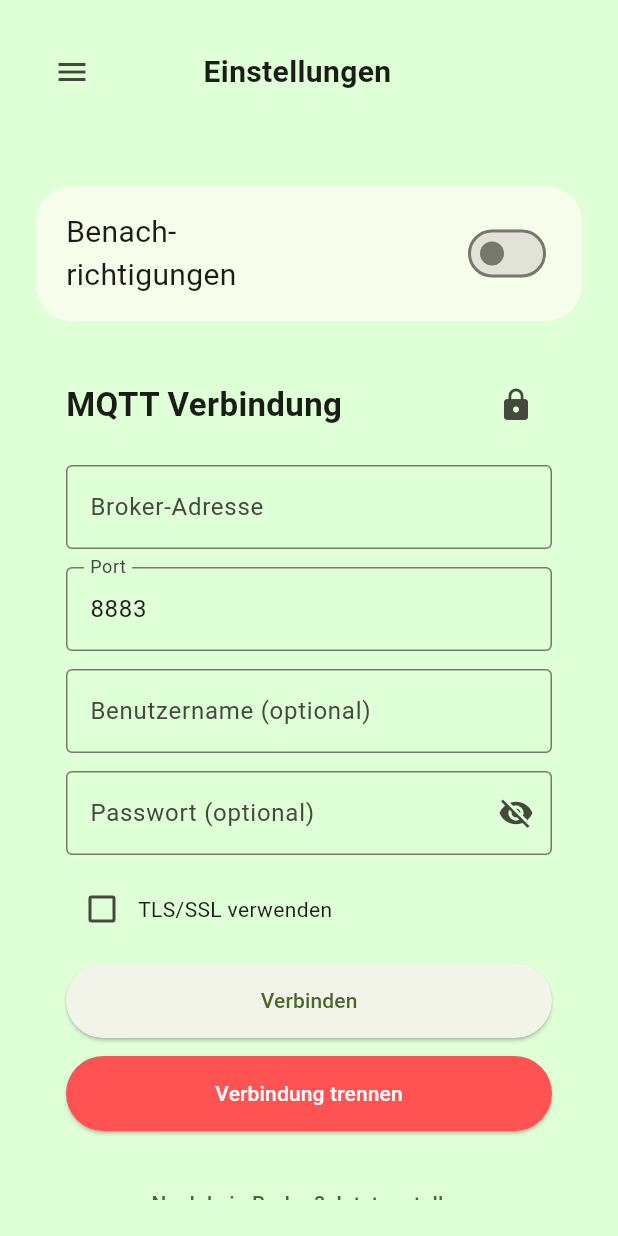
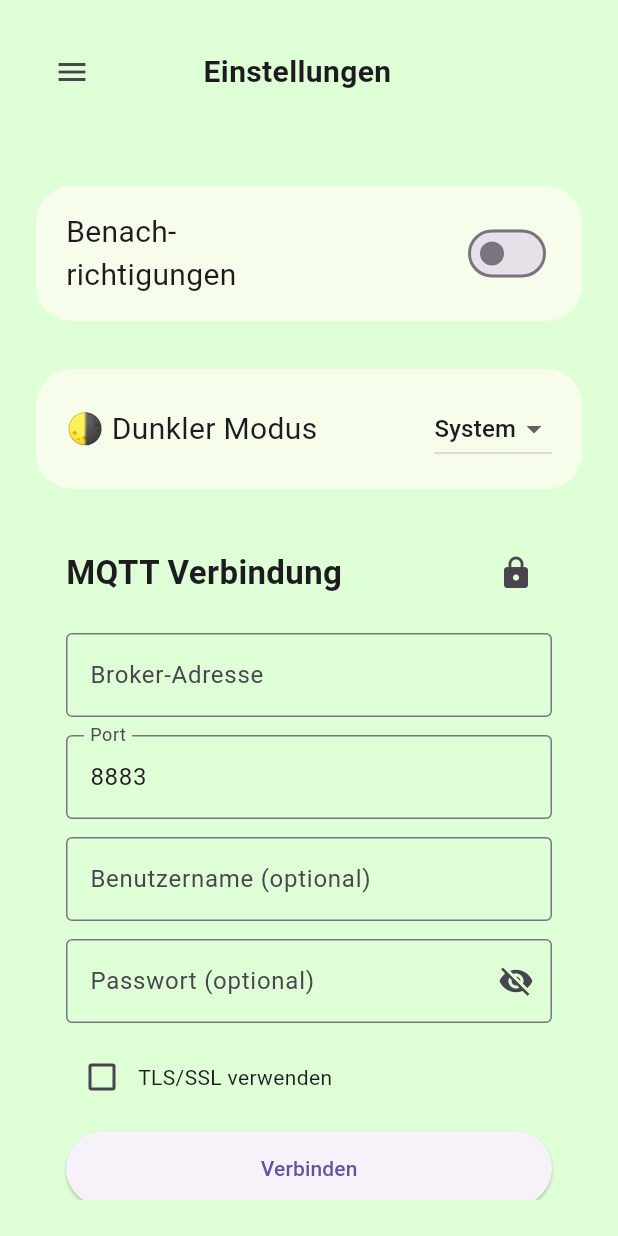
Before and after one commit to SpartanProgram/balkon-bewaesserung-app, a Flutter app: the EinstellungenScreen screen opened directly, on a phone screen of 412 x 824 dp. Run offline on Flutter 3.47's test engine with Material 3 defaults, Android fonts, the phone set to English and light mode, and no system bars; our stand-ins replace flutter_local_notifications, shared_preferences; missing offline and left inert: mqtt_client; accounts and stored records are empty.

Commit message:
added dark mode, but still not complete
Former-commit-id: dca976c81b1d28f3faae9edb22f1c3b05bef2d36

```diff
--- a/Software/lib/einstellungen.dart
+++ b/Software/lib/einstellungen.dart
@@ -124,6 +124,48 @@ class _EinstellungenScreenState extends State<EinstellungenScreen> {
                 ],
               ),
             ),
+
+            const SizedBox(height: 32),
+              Container(
+                padding: const EdgeInsets.symmetric(horizontal: 20, vertical: 16),
+                decoration: BoxDecoration(
+                  color: const Color(0xFFF7FDEB),
+                  borderRadius: BorderRadius.circular(24),
+                ),
+                child: Consumer<SensorDataProvider>(
+                  builder: (context, provider, _) {
+                    return Row(
+                      mainAxisAlignment: MainAxisAlignment.spaceBetween,
+                      children: [
+                        const Text("🌗 Dunkler Modus", style: TextStyle(fontSize: 20)),
+                        DropdownButton<ThemeMode>(
+                          value: provider.themeMode,
+                          onChanged: (mode) {
+                            if (mode != null) {
+                              provider.saveThemeMode(mode);
+                            }
+                          },
+                          items: const [
+                            DropdownMenuItem(
+                              value: ThemeMode.system,
+                              child: Text("System"),
+                            ),
+                            DropdownMenuItem(
+                              value: ThemeMode.light,
+                              child: Text("Hell"),
+                            ),
+                            DropdownMenuItem(
+                              value: ThemeMode.dark,
+                              child: Text("Dunkel"),
+                            ),
+                          ],
+                        ),
+                      ],
+                    );
+                  },
+                ),
+              ),
+
 
             const SizedBox(height: 32),
 
```
Also changed, not shown: Software/lib/main.dart (+5 -7 lines), Software/lib/widgets/sensor_data_provider.dart (+33 -0 lines).
